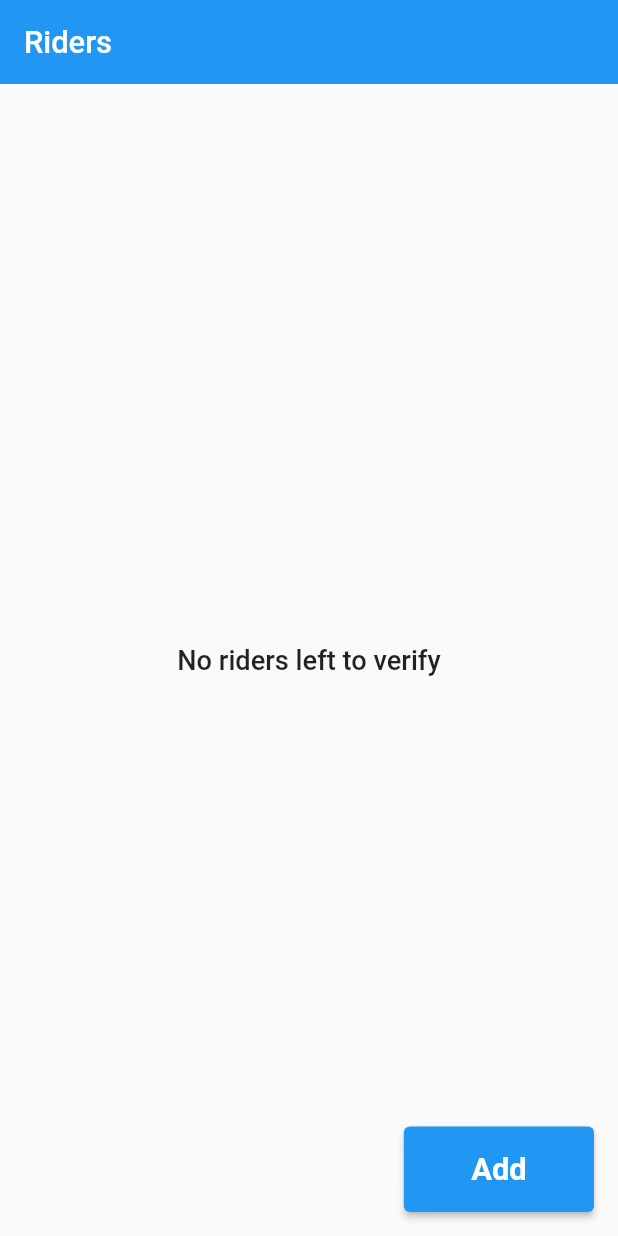
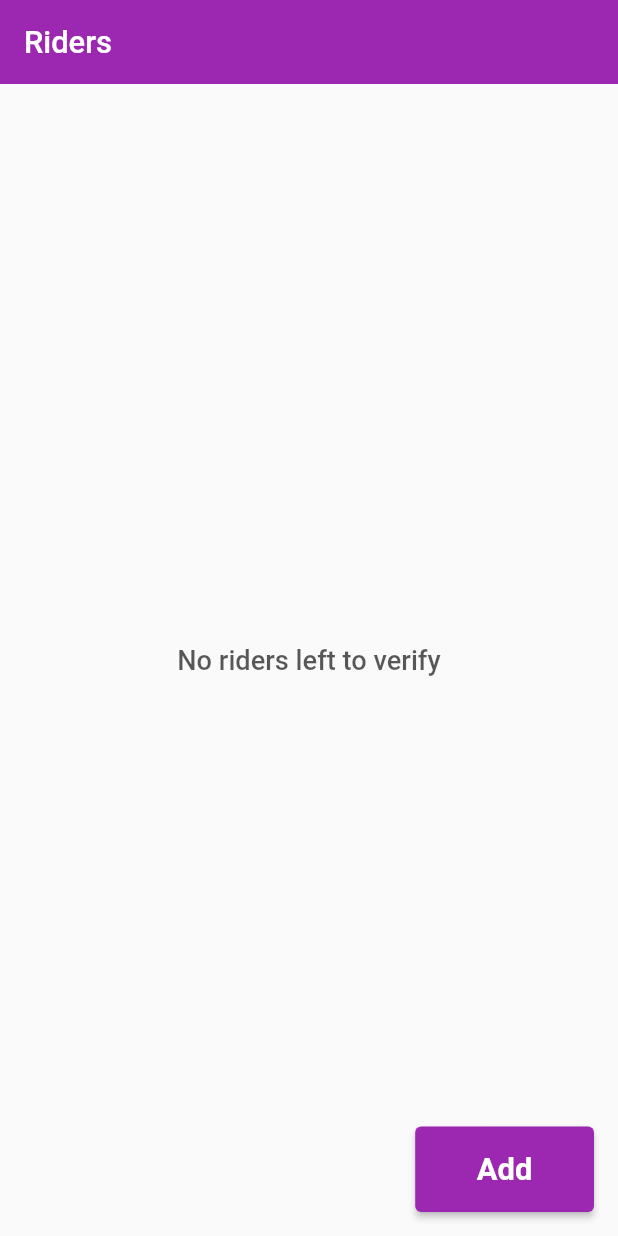
Before and after one commit to srinjoyghosh-bot/grow_simplee_intern_assignment, a Flutter app: the screen it shows after launch, on a phone screen of 412 x 824 dp. Run offline on Flutter 3.47's test engine with Material 2 defaults, Android fonts, the phone set to English and light mode, and no system bars; our stand-ins replace image_picker.

Commit message:
minor improvements

```diff
--- a/lib/main.dart
+++ b/lib/main.dart
@@ -1,6 +1,8 @@
 import 'package:flutter/material.dart';
 import 'package:grow_simplee_intern_assignment/constants.dart';
 import 'package:grow_simplee_intern_assignment/router.dart';
+import 'package:grow_simplee_intern_assignment/size_config.dart';
+import 'package:grow_simplee_intern_assignment/styles.dart';
 import 'package:grow_simplee_intern_assignment/view%20model/add_rider_viewmodel.dart';
 import 'package:grow_simplee_intern_assignment/view%20model/home_viewmodel.dart';
 import 'package:grow_simplee_intern_assignment/view/home_view.dart';
@@ -16,6 +18,7 @@ class MyApp extends StatelessWidget {
   // This widget is the root of your application.
   @override
   Widget build(BuildContext context) {
+    SizeConfig().init(context);
     return MultiProvider(
       providers: [
         ChangeNotifierProvider(create: (_) => AddRiderViewModel()),
@@ -27,9 +30,7 @@ class MyApp extends StatelessWidget {
         },
         child: MaterialApp(
           title: Constants.appTitle,
-          theme: ThemeData(
-            primarySwatch: Colors.blue,
-          ),
+          theme: myTheme,
           initialRoute: HomeView.id,
           onGenerateRoute: AppRouter.generateRoute,
           // home: const HomeView(),
--- a/lib/styles.dart
+++ b/lib/styles.dart
@@ -28,4 +28,18 @@ TextStyle buttonTextStyle = TextStyle(
       color: Colors.black,
     );
 
+ThemeData myTheme = ThemeData(
+  primarySwatch: Colors.purple,
+  textTheme: TextTheme(
+    bodySmall: bodyTextStyle1,
+    bodyMedium: bodyTextStyle2,
+    bodyLarge: bodyTextStyle3,
+    displayMedium: bodyTextStyle4,
+    displaySmall: buttonTextStyle2,
+    titleLarge: headerTextStyle1,
+    labelMedium: buttonTextStyle2,
+    labelLarge: buttonTextStyle,
+  ),
+);
+
 // Color greyText= Colors.black.withOpacity(0.65);
--- a/lib/utils/snackbars.dart
+++ b/lib/utils/snackbars.dart
@@ -3,7 +3,7 @@ import 'package:flutter/material.dart';
 void showSuccessSnackbar(String msg, BuildContext context) {
   ScaffoldMessenger.of(context).showSnackBar(SnackBar(
     content: Text(msg),
-    backgroundColor: Colors.blue,
+    backgroundColor: Theme.of(context).primaryColor,
     duration: const Duration(seconds: 3),
   ));
 }
--- a/lib/widgets/document_tile.dart
+++ b/lib/widgets/document_tile.dart
@@ -102,7 +102,7 @@ class _DocumentTileState extends State<DocumentTile> {
                   side: BorderSide(
                       color: widget.model.getImage(widget.title) == null
                           ? Colors.grey
-                          : Colors.blue),
+                          : Theme.of(context).primaryColor),
                 ),
                 child: Text(
                   Constants.view,
@@ -112,7 +112,7 @@ class _DocumentTileState extends State<DocumentTile> {
               OutlinedButton(
                 onPressed: pickImage,
                 style: OutlinedButton.styleFrom(
-                  side: const BorderSide(color: Colors.blue),
+                  side: BorderSide(color: Theme.of(context).primaryColor),
                 ),
                 child: Text(
                   Constants.add,
```
Also changed, not shown: lib/view/rider_view.dart (+4 -3 lines).
